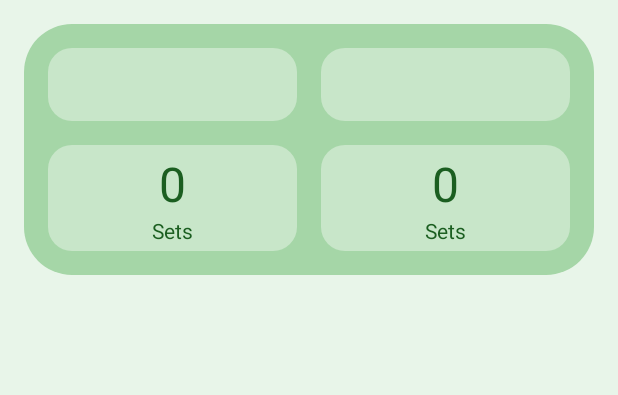
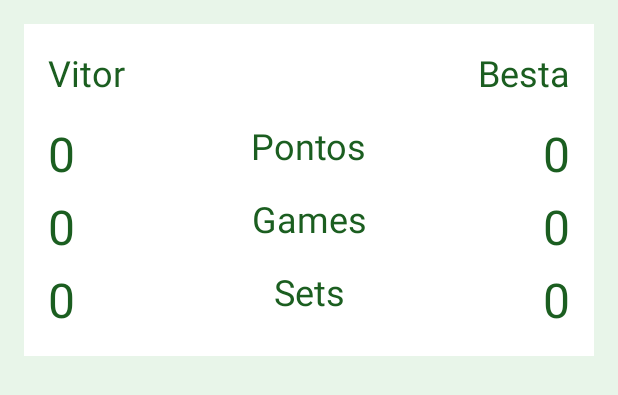
Before and after one commit to vitor-ramos/tennis, an Android app: the layout item_history.xml on its own in the app's theme, with its tools: preview values and no code run, on a phone screen of 412 x 824 dp. Shown: the top 395 px of the screen. Run offline under Robolectric (Android 15) with nearby library versions, the phone set to English and light mode, and no system bars.

```diff
--- a/app/src/main/java/dev/vitorramos/tennis/view/HistoryAdapter.kt
+++ b/app/src/main/java/dev/vitorramos/tennis/view/HistoryAdapter.kt
@@ -27,18 +27,26 @@ class HistoryAdapter(private val inflater: LayoutInflater) : RecyclerView.Adapte
     override fun onBindViewHolder(holder: HistoryViewHolder, position: Int) {
         content[position]?.let {
             with(holder) {
-                tvHistoryItemHostName.text = it.hostName
-                tvHistoryItemGuestName.text = it.guestName
-                tvHistoryItemHostSets.text = it.hostSets.toString()
-                tvHistoryItemGuestSets.text = it.guestSets.toString()
+                history_current_host_name.text = it.hostName
+                history_current_host_points.text = it.hostPoints.toString()
+                history_current_host_games.text = it.hostGames.toString()
+                history_current_host_sets.text = it.hostSets.toString()
+                history_current_guest_name.text = it.guestName
+                history_current_guest_points.text = it.guestPoints.toString()
+                history_current_guest_games.text = it.guestGames.toString()
+                history_current_guest_sets.text = it.guestSets.toString()
             }
         }
     }
 
     class HistoryViewHolder(itemView: View) : RecyclerView.ViewHolder(itemView) {
-        val tvHistoryItemHostName: AppCompatTextView = itemView.findViewById(R.id.tv_history_item_host_name)
-        val tvHistoryItemGuestName: AppCompatTextView = itemView.findViewById(R.id.tv_history_item_guest_name)
-        val tvHistoryItemHostSets: AppCompatTextView = itemView.findViewById(R.id.tv_history_item_host_sets)
-        val tvHistoryItemGuestSets: AppCompatTextView = itemView.findViewById(R.id.tv_history_item_guest_sets)
+        val history_current_host_name: AppCompatTextView = itemView.findViewById(R.id.history_current_host_name)
+        val history_current_host_points: AppCompatTextView = itemView.findViewById(R.id.history_current_host_points)
+        val history_current_host_games: AppCompatTextView = itemView.findViewById(R.id.history_current_host_games)
+        val history_current_host_sets: AppCompatTextView = itemView.findViewById(R.id.history_current_host_sets)
+        val history_current_guest_name: AppCompatTextView = itemView.findViewById(R.id.history_current_guest_name)
+        val history_current_guest_points: AppCompatTextView = itemView.findViewById(R.id.history_current_guest_points)
+        val history_current_guest_games: AppCompatTextView = itemView.findViewById(R.id.history_current_guest_games)
+        val history_current_guest_sets: AppCompatTextView = itemView.findViewById(R.id.history_current_guest_sets)
     }
 }
--- a/app/src/main/java/dev/vitorramos/tennis/view/HomeActivity.kt
+++ b/app/src/main/java/dev/vitorramos/tennis/view/HomeActivity.kt
@@ -26,28 +26,16 @@ class HomeActivity : AppCompatActivity() {
         }
         val viewModel = ViewModelProviders.of(this)[HomeViewModel::class.java]
 
+        bt_home_start_match.setOnClickListener {
+            startActivity(Intent(this, StartMatchActivity::class.java))
+        }
+
         getSharedPreferences(PREF_FILE_NAME, MODE_PRIVATE).getLong(PREF_FIELD_MATCH_ID, -1).also { matchId ->
             if (matchId != -1L) {
                 viewModel.currentMatch(matchId).observe(this, Observer {
                     if (it != null) onMatchLoaded(it)
                 })
-            } else {
-                bt_home_start_match.setOnClickListener {
-                    startActivity(Intent(this, StartMatchActivity::class.java))
-                }
             }
-        }
-    }
-
-    private fun showDialogOnGoingMatch() {
-        AlertDialog.Builder(this).apply {
-            setCancelable(false)
-            setTitle("Partida em Andamento")
-            setMessage("Por favor, encerre a partida atual antes de iniciar outra")
-            setPositiveButton("OK") { dialog, _ ->
-                dialog.dismiss()
-            }
-            show()
         }
     }
 
@@ -55,9 +43,6 @@ class HomeActivity : AppCompatActivity() {
         if (matchEntity.id == null) return
 
         populateTextViews(matchEntity)
-        bt_home_start_match.setOnClickListener {
-            showDialogOnGoingMatch()
-        }
         bt_home_resume_match.setOnClickListener {
             getSharedPreferences(PREF_FILE_NAME, Context.MODE_PRIVATE).edit().apply {
                 putLong(PREF_FIELD_MATCH_ID, matchEntity.id!!)
--- a/app/src/main/res/layout/item_history.xml
+++ b/app/src/main/res/layout/item_history.xml
@@ -1,115 +1,130 @@
 <?xml version="1.0" encoding="utf-8"?>
 <android.support.constraint.ConstraintLayout xmlns:android="http://schemas.android.com/apk/res/android"
         xmlns:app="http://schemas.android.com/apk/res-auto"
+        xmlns:tools="http://schemas.android.com/tools"
         android:layout_width="match_parent"
         android:layout_height="wrap_content"
         android:layout_marginStart="@dimen/default_margin"
         android:layout_marginTop="@dimen/default_margin"
         android:layout_marginEnd="@dimen/default_margin"
-    android:background="@drawable/lime_bg"
-    android:padding="@dimen/default_margin">
-
-    <FrameLayout
-        android:id="@+id/fl_history_item_layout_host_name"
-        android:layout_width="0dp"
-        android:layout_height="wrap_content"
-        android:layout_marginEnd="@dimen/half_default_margin"
-        android:layout_marginRight="@dimen/half_default_margin"
-        android:layout_weight="1"
-        android:background="@drawable/light_lime_bg"
-        android:paddingTop="@dimen/half_default_margin"
-        android:paddingBottom="@dimen/half_default_margin"
-        app:layout_constraintEnd_toStartOf="@id/fl_history_item_layout_guest_name"
-        app:layout_constraintStart_toStartOf="parent"
-        app:layout_constraintTop_toTopOf="parent">
+        android:background="@android:color/white"
+        android:padding="@dimen/default_margin"
+        >
 
     <androidx.appcompat.widget.AppCompatTextView
-            android:id="@+id/tv_history_item_host_name"
+            android:id="@+id/history_current_host_name"
             android:layout_width="wrap_content"
             android:layout_height="wrap_content"
-            android:layout_gravity="center"
-            android:textSize="@dimen/label_text_size" />
-
-    </FrameLayout>
-
-    <FrameLayout
-        android:id="@+id/fl_history_item_layout_guest_name"
-        android:layout_width="0dp"
-        android:layout_height="wrap_content"
-        android:layout_marginStart="@dimen/half_default_margin"
-        android:layout_marginLeft="@dimen/half_default_margin"
-        android:layout_weight="1"
-        android:background="@drawable/light_lime_bg"
-        android:paddingTop="@dimen/half_default_margin"
-        android:paddingBottom="@dimen/half_default_margin"
-        app:layout_constraintEnd_toEndOf="parent"
-        app:layout_constraintStart_toEndOf="@id/fl_history_item_layout_host_name"
-        app:layout_constraintTop_toTopOf="parent">
+            android:textSize="@dimen/label_text_size"
+            app:layout_constraintStart_toStartOf="parent"
+            app:layout_constraintTop_toTopOf="parent"
+            tools:text="Vitor"
+            />
 
     <androidx.appcompat.widget.AppCompatTextView
-            android:id="@+id/tv_history_item_guest_name"
-            android:layout_width="wrap_content"
-            android:layout_height="wrap_content"
-            android:layout_gravity="center"
-            android:textSize="@dimen/label_text_size" />
-
-    </FrameLayout>
-
-
-    <LinearLayout
-        android:id="@+id/ll_history_item_layout_host_sets"
-        android:layout_width="0dp"
-        android:layout_height="wrap_content"
-        android:layout_marginTop="@dimen/default_margin"
-        android:background="@drawable/light_lime_bg"
-        android:gravity="center"
-        android:orientation="vertical"
-        android:padding="@dimen/score_layout_padding"
-        app:layout_constraintEnd_toEndOf="@id/fl_history_item_layout_host_name"
-        app:layout_constraintStart_toStartOf="parent"
-        app:layout_constraintTop_toBottomOf="@id/fl_history_item_layout_host_name">
-
-        <androidx.appcompat.widget.AppCompatTextView
-            android:id="@+id/tv_history_item_host_sets"
+            android:id="@+id/history_current_host_points"
             android:layout_width="wrap_content"
             android:layout_height="wrap_content"
             android:text="@string/zero"
-            android:textSize="@dimen/score_text_size" />
+            android:textSize="@dimen/score_text_size"
+            app:layout_constraintStart_toStartOf="parent"
+            app:layout_constraintTop_toTopOf="@id/history_current_host_points_label"
+            />
 
     <androidx.appcompat.widget.AppCompatTextView
-            android:id="@+id/tv_history_item_host_sets_label"
-            android:layout_width="wrap_content"
-            android:layout_height="wrap_content"
-            android:text="@string/sets" />
-
-    </LinearLayout>
-
-    <LinearLayout
-        android:id="@+id/ll_history_item_layout_guest_sets"
-        android:layout_width="0dp"
-        android:layout_height="wrap_content"
-        android:layout_marginTop="@dimen/default_margin"
-        android:background="@drawable/light_lime_bg"
-        android:gravity="center"
-        android:orientation="vertical"
-        android:padding="@dimen/score_layout_padding"
-        app:layout_constraintEnd_toEndOf="parent"
-        app:layout_constraintStart_toStartOf="@id/fl_history_item_layout_guest_name"
-        app:layout_constraintTop_toBottomOf="@id/fl_history_item_layout_guest_name">
-
-        <androidx.appcompat.widget.AppCompatTextView
-            android:id="@+id/tv_history_item_guest_sets"
+            android:id="@+id/history_current_host_games"
             android:layout_width="wrap_content"
             android:layout_height="wrap_content"
             android:text="@string/zero"
-            android:textSize="@dimen/score_text_size" />
+            android:textSize="@dimen/score_text_size"
+            app:layout_constraintStart_toStartOf="parent"
+            app:layout_constraintTop_toTopOf="@id/history_current_host_games_label"
+            />
 
     <androidx.appcompat.widget.AppCompatTextView
-            android:id="@+id/tv_history_item_guest_sets_label"
+            android:id="@+id/history_current_host_sets"
             android:layout_width="wrap_content"
             android:layout_height="wrap_content"
-            android:text="@string/sets" />
+            android:text="@string/zero"
+            android:textSize="@dimen/score_text_size"
+            app:layout_constraintStart_toStartOf="parent"
+            app:layout_constraintTop_toTopOf="@id/history_current_host_sets_label"
+            />
 
-    </LinearLayout>
+    <androidx.appcompat.widget.AppCompatTextView
+            android:id="@+id/history_current_host_points_label"
+            android:layout_width="wrap_content"
+            android:layout_height="wrap_content"
+            android:layout_marginTop="@dimen/default_margin"
+            android:text="@string/points"
+            android:textSize="@dimen/label_text_size"
+            app:layout_constraintEnd_toEndOf="parent"
+            app:layout_constraintStart_toStartOf="parent"
+            app:layout_constraintTop_toBottomOf="@id/history_current_host_name"
+            />
+
+    <androidx.appcompat.widget.AppCompatTextView
+            android:id="@+id/history_current_host_games_label"
+            android:layout_width="wrap_content"
+            android:layout_height="wrap_content"
+            android:layout_marginTop="@dimen/default_margin"
+            android:text="@string/games"
+            android:textSize="@dimen/label_text_size"
+            app:layout_constraintEnd_toEndOf="parent"
+            app:layout_constraintStart_toStartOf="parent"
+            app:layout_constraintTop_toBottomOf="@id/history_current_host_points_label"
+            />
+
+    <androidx.appcompat.widget.AppCompatTextView
+            android:id="@+id/history_current_host_sets_label"
+            android:layout_width="wrap_content"
+            android:layout_height="wrap_content"
+            android:layout_marginTop="@dimen/default_margin"
+            android:text="@string/sets"
+            android:textSize="@dimen/label_text_size"
+            app:layout_constraintEnd_toEndOf="parent"
+            app:layout_constraintStart_toStartOf="parent"
+            app:layout_constraintTop_toBottomOf="@id/history_current_host_games_label"
+            />
+
+    <androidx.appcompat.widget.AppCompatTextView
+            android:id="@+id/history_current_guest_name"
+            android:layout_width="wrap_content"
+            android:layout_height="wrap_content"
+            android:textSize="@dimen/label_text_size"
+            app:layout_constraintEnd_toEndOf="parent"
+            app:layout_constraintTop_toTopOf="parent"
+            tools:text="Besta"
+            />
+
+    <androidx.appcompat.widget.AppCompatTextView
+            android:id="@+id/history_current_guest_points"
+            android:layout_width="wrap_content"
+            android:layout_height="wrap_content"
+            android:text="@string/zero"
+            android:textSize="@dimen/score_text_size"
+            app:layout_constraintEnd_toEndOf="parent"
+            app:layout_constraintTop_toTopOf="@id/history_current_host_points_label"
+            />
+
+    <androidx.appcompat.widget.AppCompatTextView
+            android:id="@+id/history_current_guest_games"
+            android:layout_width="wrap_content"
+            android:layout_height="wrap_content"
+            android:text="@string/zero"
+            android:textSize="@dimen/score_text_size"
+            app:layout_constraintEnd_toEndOf="parent"
+            app:layout_constraintTop_toTopOf="@id/history_current_host_games_label"
+            />
+
+    <androidx.appcompat.widget.AppCompatTextView
+            android:id="@+id/history_current_guest_sets"
+            android:layout_width="wrap_content"
+            android:layout_height="wrap_content"
+            android:text="@string/zero"
+            android:textSize="@dimen/score_text_size"
+            app:layout_constraintEnd_toEndOf="parent"
+            app:layout_constraintTop_toTopOf="@id/history_current_host_sets_label"
+            />
 
 </android.support.constraint.ConstraintLayout>
```
Also changed, not shown: app/src/main/AndroidManifest.xml (+3 -9 lines). Lines whose indentation alone changed are shown as unchanged.
